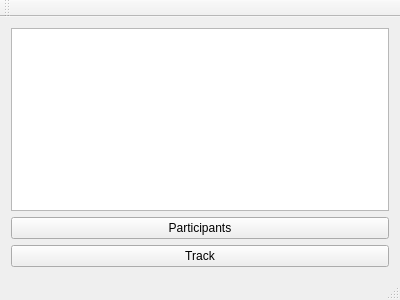
The window that F1Telemetry.ui (Alex-Rose/PXG_Telemetry_fork) describes before a commit, drawn with Qt 5.
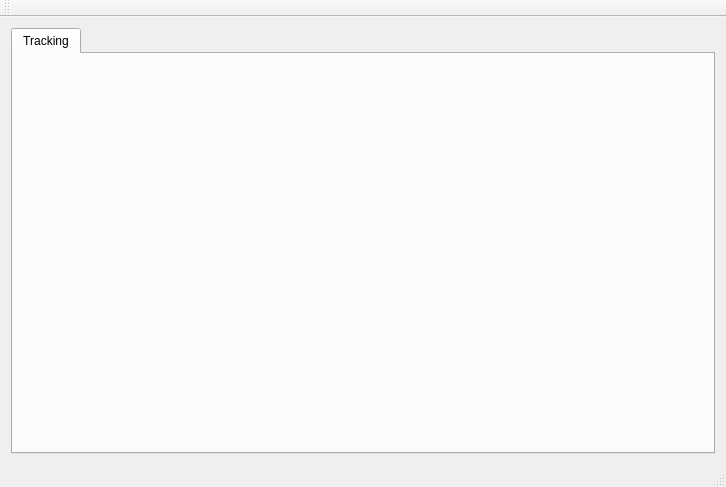
The same window after the commit. Custom widgets are drawn as their Qt base class.

Commit message: Gui of the tracking panel

What changed in the file:
```diff
--- a/F1Telemetry.ui
+++ b/F1Telemetry.ui
@@ -6,8 +6,8 @@
    <rect>
     <x>0</x>
     <y>0</y>
-    <width>400</width>
-    <height>300</height>
+    <width>726</width>
+    <height>487</height>
    </rect>
   </property>
   <property name="windowTitle">
@@ -16,20 +16,22 @@
   <widget class="QWidget" name="centralWidget">
    <layout class="QVBoxLayout" name="verticalLayout">
     <item>
-     <widget class="QPlainTextEdit" name="plainTextEdit"/>
-    </item>
-    <item>
-     <widget class="QPushButton" name="btnShowDrivers">
-      <property name="text">
-       <string>Participants</string>
+     <widget class="QTabWidget" name="tabWidget">
+      <property name="styleSheet">
+       <string notr="true"/>
       </property>
-     </widget>
-    </item>
-    <item>
-     <widget class="QPushButton" name="btnTrack">
-      <property name="text">
-       <string>Track</string>
+      <property name="tabPosition">
+       <enum>QTabWidget::North</enum>
       </property>
+      <property name="currentIndex">
+       <number>0</number>
+      </property>
+      <widget class="TrackingWidget" name="trackingWidget">
+       <attribute name="title">
+        <string>Tracking</string>
+       </attribute>
+       <layout class="QGridLayout" name="gridLayout"/>
+      </widget>
      </widget>
     </item>
    </layout>
@@ -55,6 +57,14 @@
   <widget class="QStatusBar" name="statusBar"/>
  </widget>
  <layoutdefault spacing="6" margin="11"/>
+ <customwidgets>
+  <customwidget>
+   <class>TrackingWidget</class>
+   <extends>QWidget</extends>
+   <header>TrackingWidget.h</header>
+   <container>1</container>
+  </customwidget>
+ </customwidgets>
  <resources/>
  <connections/>
 </ui>
```
Left out of the diff: 2 changed lines with no effect on the pictures. The commit also changes 10 other files.
